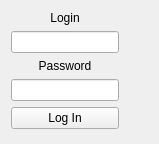
First picture: the form in PIPAOProj/loginwindow.ui, repository pawelkendzialew/DesktAppTransportCompany, before the edit.
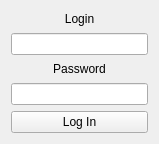
Second picture: the form after the edit.

What changed in the file:
```diff
--- a/PIPAOProj/loginwindow.ui
+++ b/PIPAOProj/loginwindow.ui
@@ -13,8 +13,8 @@
   <property name="windowTitle">
    <string>Panel Logowania</string>
   </property>
-  <layout class="QFormLayout" name="formLayout">
-   <item row="0" column="0">
+  <layout class="QHBoxLayout" name="horizontalLayout">
+   <item>
     <layout class="QVBoxLayout" name="verticalLayout_3">
      <item>
       <widget class="QLabel" name="label">
```
